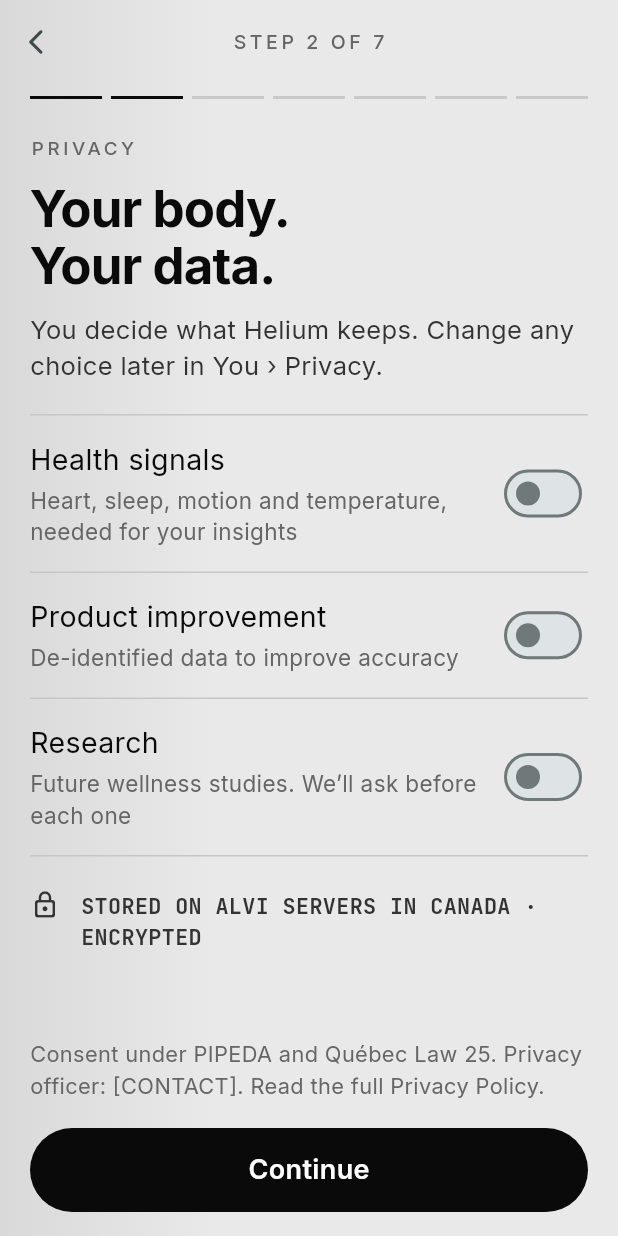
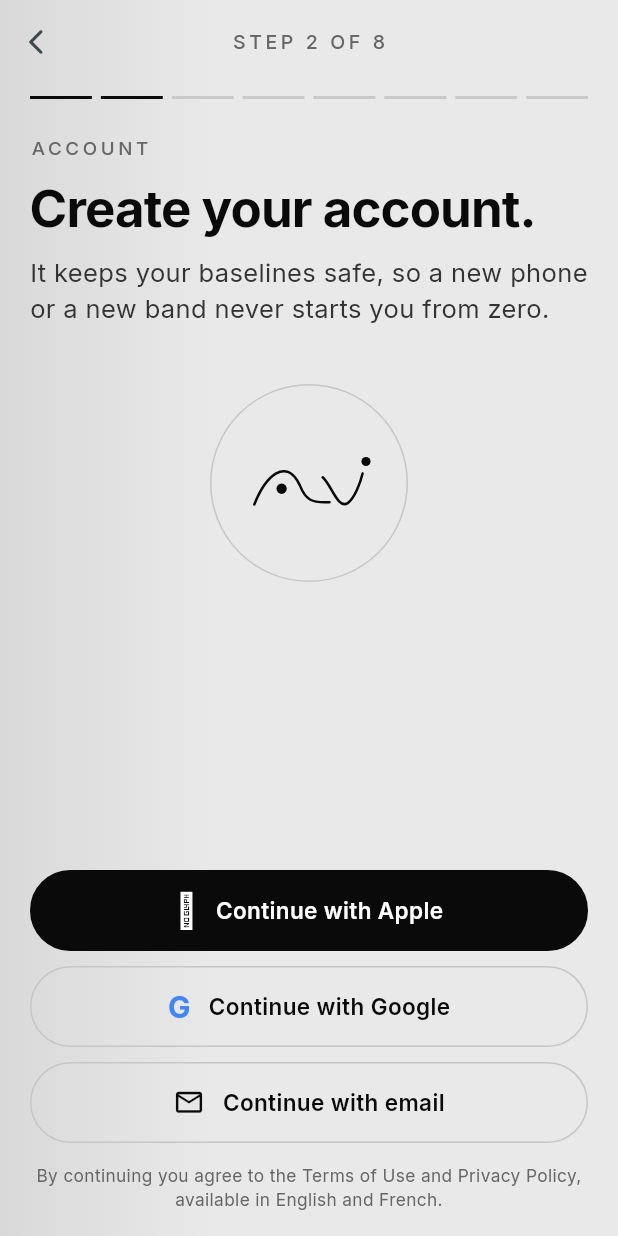
Before and after one commit to TDSVarshini/Alvi-Helium, a Flutter app: the LanguageStep screen opened directly, after a tap on "Continue", on a phone screen of 412 x 824 dp. Run offline on Flutter 3.47's test engine with Material 3 defaults, Android fonts, the phone set to English and light mode, and no system bars; our stand-ins replace file_picker, flutter_local_notifications, flutter_timezone, geolocator, google_fonts, permission_handler and 3 more; accounts and stored records are empty.

Commit message:
Add account onboarding step

```diff
--- a/lib/screens/onboarding_updated.dart
+++ b/lib/screens/onboarding_updated.dart
@@ -194,7 +194,7 @@ class LanguageStep extends StatelessWidget {
       title: context.t('Choose your\nlanguage.', 'Choisissez votre\nlangue.'),
       footer: PillButton(
         context.t('Continue', 'Continuer'),
-        onTap: () => _push(context, const PrivacyStep()),
+        onTap: () => _push(context, const AccountStep()),
       ),
       children: [
         const Hairline(),
@@ -237,6 +237,133 @@ class LanguageStep extends StatelessWidget {
   }
 }
 
+
+class AccountStep extends StatelessWidget {
+  const AccountStep({super.key});
+
+  @override
+  Widget build(BuildContext context) {
+    void unavailable(String method) {
+      toast(
+        context,
+        context.t(
+          '$method sign-in is not available yet.',
+          'La connexion avec $method n’est pas encore disponible.',
+        ),
+      );
+    }
+
+    Widget accountButton({
+      required String label,
+      required Widget icon,
+      required VoidCallback onTap,
+      bool filled = false,
+    }) {
+      return InkWell(
+        onTap: onTap,
+        borderRadius: BorderRadius.circular(40),
+        child: Container(
+          height: 54,
+          decoration: BoxDecoration(
+            color: filled ? He.ink : Colors.transparent,
+            borderRadius: BorderRadius.circular(40),
+            border: Border.all(
+              color: filled ? He.ink : He.hairline,
+            ),
+          ),
+          child: Row(
+            mainAxisAlignment: MainAxisAlignment.center,
+            children: [
+              icon,
+              const SizedBox(width: 12),
+              Text(
+                label,
+                style: He.sans(
+                  15,
+                  weight: FontWeight.w600,
+                  color: filled ? Colors.white : He.ink,
+                ),
+              ),
+            ],
+          ),
+        ),
+      );
+    }
+
+    return StepScaffold(
+      step: 2,
+      total: 8,
+      eyebrow: 'ACCOUNT',
+      title: context.t(
+        'Create your account.',
+        'Créez votre compte.',
+      ),
+      subtitle: context.t(
+        'It keeps your baselines safe, so a new phone or a new band never starts you from zero.',
+        'Vos données de référence restent protégées : un nouveau téléphone ou bracelet ne vous fera jamais repartir de zéro.',
+      ),
+      children: [
+        const SizedBox(height: 18),
+        Center(
+          child: Container(
+            width: 132,
+            height: 132,
+            decoration: BoxDecoration(
+              shape: BoxShape.circle,
+              border: Border.all(color: He.hairline, width: 1),
+            ),
+            alignment: Alignment.center,
+            child: const AlviMark(width: 76),
+          ),
+        ),
+        const SizedBox(height: 24),
+      ],
+      footer: Column(
+        mainAxisSize: MainAxisSize.min,
+        children: [
+          accountButton(
+            label: context.t('Continue with Apple', 'Continuer avec Apple'),
+            icon: const Text(
+              '',
+              style: TextStyle(fontSize: 23, color: Colors.white),
+            ),
+            filled: true,
+            onTap: () => unavailable('Apple'),
+          ),
+          const SizedBox(height: 10),
+          accountButton(
+            label: context.t('Continue with Google', 'Continuer avec Google'),
+            icon: const Text(
+              'G',
+              style: TextStyle(
+                fontSize: 20,
+                fontWeight: FontWeight.bold,
+                color: Color(0xFF4285F4),
+              ),
+            ),
+            onTap: () => unavailable('Google'),
+          ),
+          const SizedBox(height: 10),
+          accountButton(
+            label: context.t('Continue with email', 'Continuer avec e-mail'),
+            icon: Icon(Icons.mail_outline, color: He.ink, size: 21),
+            onTap: () => unavailable('Email'),
+          ),
+          const SizedBox(height: 14),
+          Text(
+            context.t(
+              'By continuing you agree to the Terms of Use and Privacy Policy, available in English and French.',
+              'En continuant, vous acceptez les Conditions d’utilisation et la Politique de confidentialité, disponibles en anglais et en français.',
+            ),
+            textAlign: TextAlign.center,
+            style: He.sans(11.5, color: He.ink3, height: 1.4),
+          ),
+        ],
+      ),
+    );
+  }
+}
+
 class PrivacyStep extends StatelessWidget {
   const PrivacyStep({super.key});
 
@@ -244,7 +371,7 @@ class PrivacyStep extends StatelessWidget {
   Widget build(BuildContext context) {
     final app = context.watch<AppState>();
     return StepScaffold(
-      step: 2,
+      step: 3,
       eyebrow: context.t('PRIVACY', 'CONFIDENTIALITÉ'),
       title: context.t('Your body.\nYour data.', 'Votre corps.\nVos données.'),
       subtitle: context.t(
@@ -496,7 +623,7 @@ class _AboutYouStepState extends State<AboutYouStep> {
       Goal.move: context.t('Move more', 'Bouger plus'),
     };
     return StepScaffold(
-      step: 3,
+      step: 4,
       eyebrow: context.t('ABOUT YOU', 'À PROPOS DE VOUS'),
       title: context.t('A few basics.', 'Quelques bases.'),
       subtitle: context.t(
@@ -620,7 +747,7 @@ class WakeStep extends StatelessWidget {
       ),
     ];
     return StepScaffold(
-      step: 4,
+      step: 5,
       eyebrow: context.t('PAIR YOUR BAND', 'JUMELEZ VOTRE BRACELET'),
       title: context.t('Wake the core.', 'Réveillez le cœur.'),
       footer: Column(
@@ -796,7 +923,7 @@ class _FoundStepState extends State<FoundStep> {
     final c = _candidate;
     final strong = (c?.rssi ?? -100) > -65;
     return StepScaffold(
-      step: 5,
+      step: 6,
       eyebrow: c == null
           ? (_scanning
                 ? context.t('SEARCHING', 'RECHERCHE')
@@ -994,7 +1121,7 @@ class WearStep extends StatelessWidget {
     }
 
     return StepScaffold(
-      step: 6,
+      step: 7,
       eyebrow: context.t('WEAR', 'PORT'),
       title: context.t('Where will you wear it?', 'Où le porterez-vous?'),
       subtitle: context.t(
@@ -1137,7 +1264,7 @@ class HapticLanguageStep extends StatelessWidget {
   Widget build(BuildContext context) {
     final app = context.watch<AppState>();
     return StepScaffold(
-      step: 7,
+      step: 8,
       eyebrow: context.t('THE HAPTIC LANGUAGE', 'LE LANGAGE HAPTIQUE'),
       title: context.t('It speaks in touch.', 'Il parle par le toucher.'),
       subtitle: context.t(
--- a/lib/widgets/common.dart
+++ b/lib/widgets/common.dart
@@ -383,7 +383,7 @@ class StepScaffold extends StatelessWidget {
     required this.children,
     required this.footer,
     this.onBack,
-    this.total = 7,
+    this.total = 8,
   });
   final int step;
   final int total;
```
